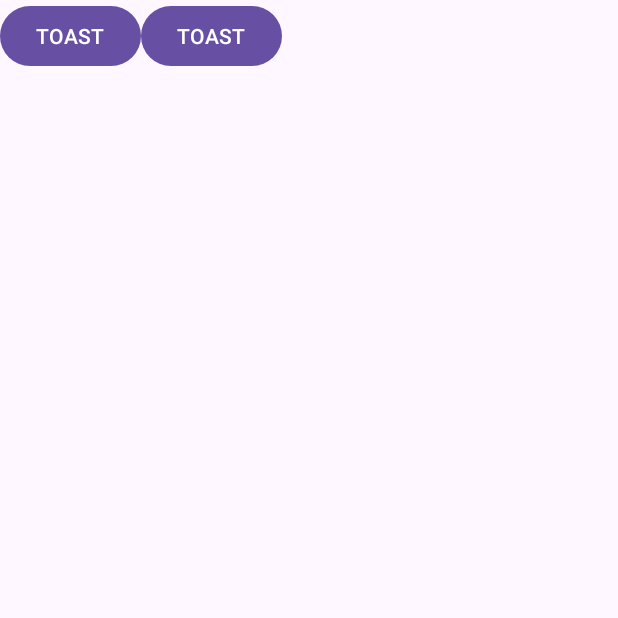
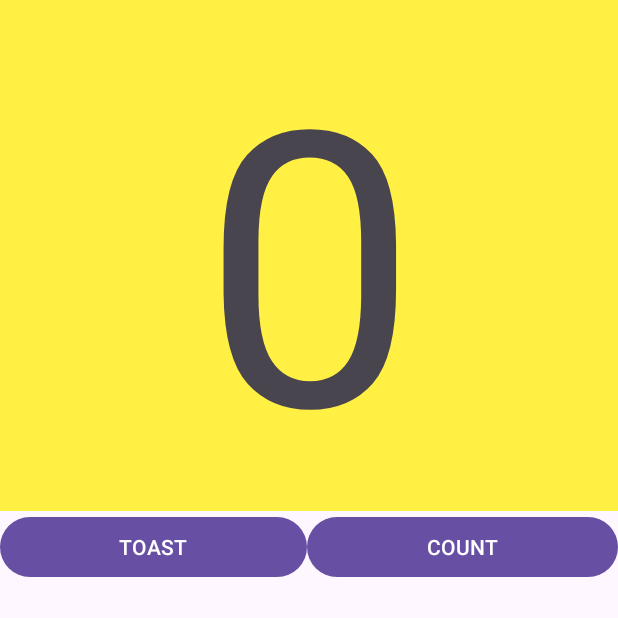
Before and after one commit to fatehhhh26/Tes2108, an Android app: the screen it shows after launch (MainActivity), on a phone screen of 412 x 824 dp, the top half of it. Run offline under Robolectric (Android 15) with nearby library versions, the phone set to English and light mode, and no system bars.

Commit message:
second commit
Signed-off-by: aliyakhansa21 <aliyakamaliya21@gmail.com>

```diff
--- a/app/src/main/res/layout/activity_main.xml
+++ b/app/src/main/res/layout/activity_main.xml
@@ -1,22 +1,37 @@
 <?xml version="1.0" encoding="utf-8"?>
-
 <LinearLayout xmlns:android="http://schemas.android.com/apk/res/android"
     xmlns:tools="http://schemas.android.com/tools"
     android:layout_width="match_parent"
-    android:layout_height="wrap_content"
-    android:orientation="horizontal"
+    android:layout_height="match_parent"
+    android:orientation="vertical"
     android:padding="16dp"
     android:id="@+id/main"
     tools:context=".MainActivity">
+
+    <TextView
+        android:id="@+id/txt_number"
+        android:layout_width="match_parent"
+        android:layout_height="wrap_content"
+        android:textSize="256sp"
+        android:textAlignment="center"
+        android:background="@color/yellow"
+        android:text="@string/_0"/>
+    <LinearLayout
+        android:layout_width="match_parent"
+        android:layout_height="wrap_content"
+        android:orientation="horizontal">
         <Button
             android:id="@+id/btn_toast"
             android:layout_width="wrap_content"
             android:layout_height="wrap_content"
+            android:layout_weight="1"
             android:text="@string/toast"/>
-
         <Button
             android:id="@+id/btn_count"
             android:layout_width="wrap_content"
             android:layout_height="wrap_content"
-        android:text="@string/toast"/>
+            android:layout_weight="1"
+            android:text="@string/count"/>
     </LinearLayout>
+
+</LinearLayout>
```
Lines whose indentation alone changed are shown as unchanged.
